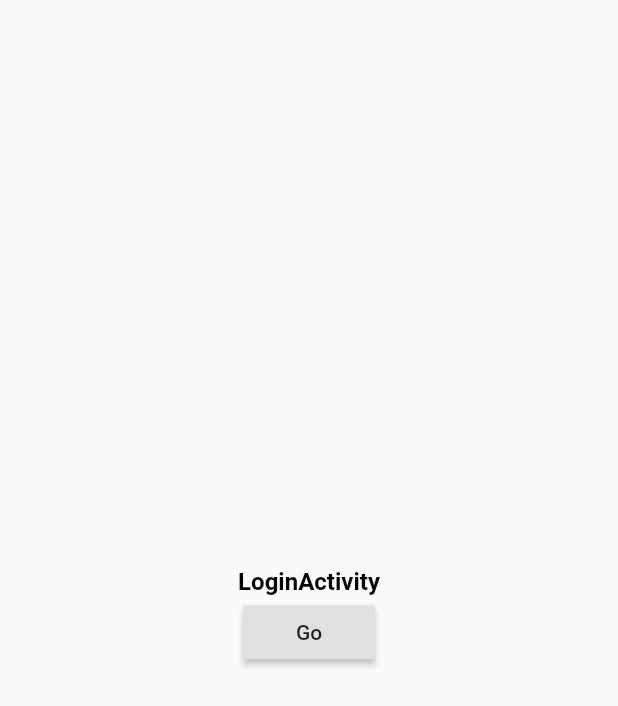
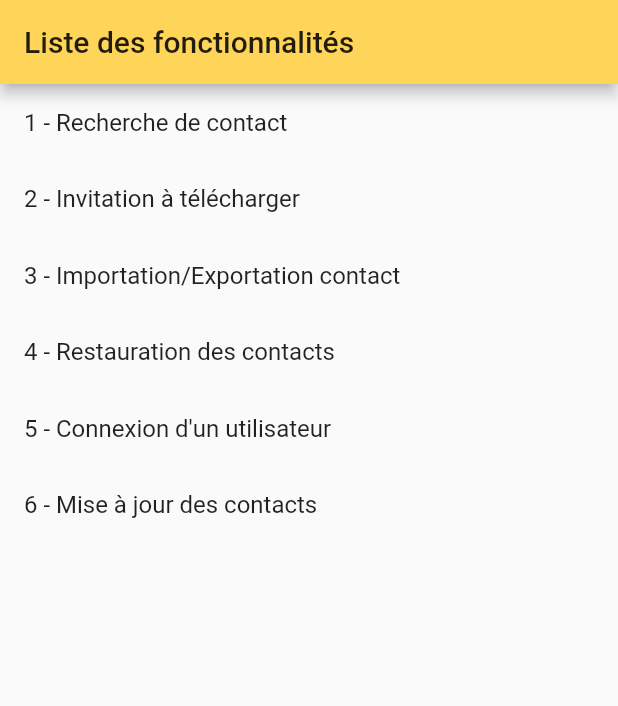
Before and after one commit to fluttelephant/numerotation, a Flutter app: the screen it shows after launch, on a phone screen of 412 x 824 dp. Shown: the top 706 px of the screen. Run offline on Flutter 3.47's test engine with Material 2 defaults, Android fonts, the phone set to English and light mode, and no system bars; our stand-ins replace contacts_service, permission_handler, shared_preferences; Roboto replaces fonts that are missing (Proxima Nova).

Commit message:
creation ecran affichage liste des fonctionnalités

```diff
--- a/numerotation/lib/NumerotationApp.dart
+++ b/numerotation/lib/NumerotationApp.dart
@@ -26,7 +26,7 @@ class _NumerotationAppState extends State<NumerotationApp> {
       locale: allTranslations.locale,
       theme: _buildThemeData(),
       navigatorObservers: [routeObserver],
-      initialRoute: RouterGenerator.splash,
+      initialRoute: RouterGenerator.featuresList,
       onGenerateRoute: RouterGenerator.generateRoute,
       //debugShowMaterialGrid: true,
       debugShowCheckedModeBanner: false,
--- a/numerotation/lib/RouterGenerator.dart
+++ b/numerotation/lib/RouterGenerator.dart
@@ -1,9 +1,13 @@
 import 'package:flutter/material.dart';
+import 'package:numerotation/activities/FeaturesListActivity.dart';
 import 'package:numerotation/activities/HomeActivity.dart';
 import 'package:numerotation/activities/LoginActivity.dart';
 import 'package:numerotation/activities/RegisterActivity.dart';
 import 'package:numerotation/activities/SplashScreenActivity.dart';
 
+///
+/// A [RouterGenerator]
+///
 class RouterGenerator {
   static const splash = '';
   static const intro = 'intro';
@@ -12,6 +16,8 @@ class RouterGenerator {
   static const register = 'register';
   static const forgetPassword = 'forget-password';
   static const home = 'home';
+
+  static const featuresList = 'features-list';
 
   static Route<dynamic> generateRoute(RouteSettings settings) {
     final dynamic args = settings.arguments;
@@ -26,6 +32,8 @@ class RouterGenerator {
       case home:
         int position = args == null || !(args is int) ? 0 : args;
         return MaterialPageRoute(builder: (_) => HomeActivity());
+      case featuresList:
+        return MaterialPageRoute(builder: (_) => FeaturesListActivity());
       default:
         return MaterialPageRoute(builder: (_) => SplashScreenActivity());
     }
--- /dev/null
+++ b/numerotation/lib/activities/FeaturesListActivity.dart
@@ -0,0 +1,46 @@
+import 'package:flutter/material.dart';
+import 'package:numerotation/model/feature.dart';
+
+class FeaturesListActivity extends StatefulWidget {
+  @override
+  _FeaturesListActivityState createState() => _FeaturesListActivityState();
+}
+
+class _FeaturesListActivityState extends State<FeaturesListActivity> {
+  List<Feature> features;
+
+  @override
+  void initState() {
+    features = Feature.getList();
+    super.initState();
+  }
+
+  @override
+  Widget build(BuildContext context) {
+    return Scaffold(
+      appBar: AppBar(
+        title: Text("Liste des fonctionnalités"),
+      ),
+      body: ListView.builder(
+        itemCount: features == null ? 0 : features.length,
+        itemBuilder: (context, index) {
+          var feature = features[index];
+          return GestureDetector(
+            onTap: () {
+              if (feature.page != null) {
+                Navigator.of(context).pushNamed(feature.page);
+              }
+            },
+            child: Padding(
+              padding: const EdgeInsets.all(16.0),
+              child: Text(
+                "${index + 1} - ${feature.name}",
+                style: TextStyle(fontSize: 16),
+              ),
+            ),
+          );
+        },
+      ),
+    );
+  }
+}
--- /dev/null
+++ b/numerotation/lib/model/feature.dart
@@ -0,0 +1,29 @@
+import 'package:flutter/material.dart';
+
+import '../RouterGenerator.dart';
+
+///
+/// Classe representant une fonctionnalité.
+/// Elle est composé d'un nom [name] et d'une page [page]
+/// La [page] doit être définie dans le [RouterGenerator]
+///
+class Feature {
+  final String name;
+  final String page;
+
+  Feature({this.name, this.page});
+
+  ///
+  /// Retourne la liste des fonctionnalités
+  ///
+  static List<Feature> getList() {
+    List<Feature> features = List();
+    features.add(Feature(name: "Recherche de contact", page: RouterGenerator.home));
+    features.add(Feature(name: "Invitation à télécharger"));
+    features.add(Feature(name: "Importation/Exportation contact"));
+    features.add(Feature(name: "Restauration des contacts"));
+    features.add(Feature(name: "Connexion d'un utilisateur", page: RouterGenerator.login));
+    features.add(Feature(name: "Mise à jour des contacts"));
+    return features;
+  }
+}
```
